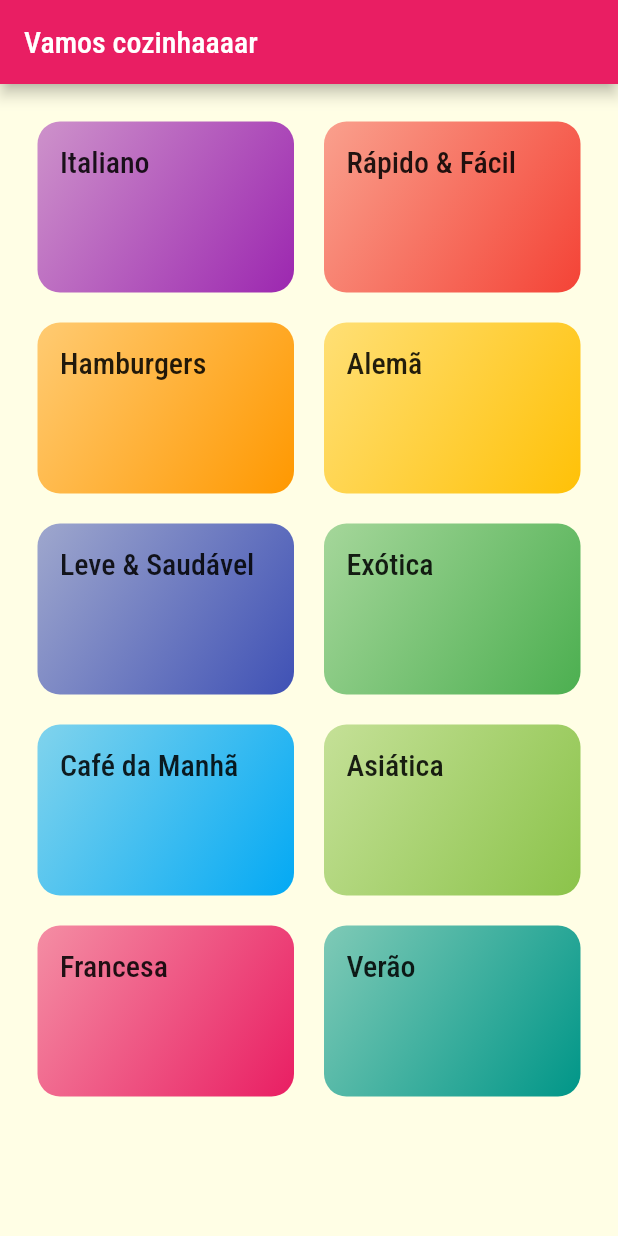
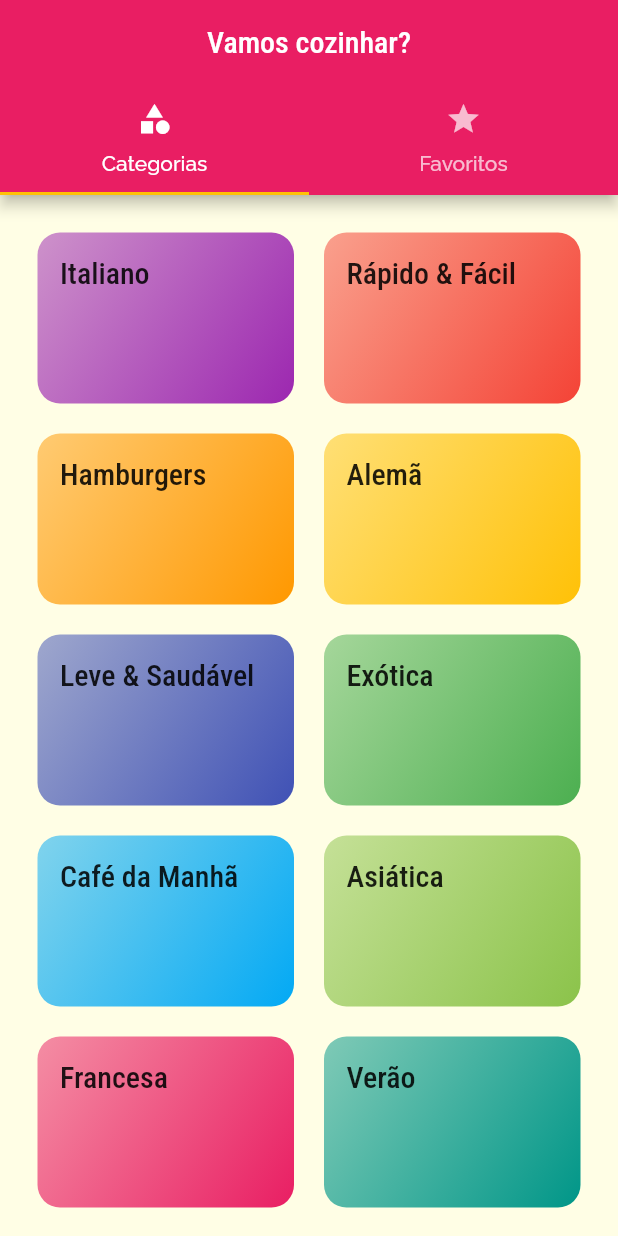
Before and after one commit to rudatorquato/Meals, a Flutter app: the screen it shows after launch, on a phone screen of 412 x 824 dp. Run offline on Flutter 3.47's test engine with Material 2 defaults, Android fonts, the phone set to English and light mode, and no system bars.

Commit message:
Adicionando TabBar na AppBar

```diff
--- a/lib/core/app_widget.dart
+++ b/lib/core/app_widget.dart
@@ -1,7 +1,7 @@
 import 'package:flutter/material.dart';
 import 'package:meals/category/widgets/categories_meals/categories_meals_widget.dart';
-import 'package:meals/home/widgets/home_page_widget.dart';
 import 'package:meals/meal/widgets/meal_deail/meal_detail_widget.dart';
+import 'package:meals/favorite/widgets/tabs/tabs_widget.dart';
 import 'package:meals/utils/routes/app_routes.dart';
 
 class MyApp extends StatelessWidget {
@@ -28,7 +28,7 @@ class MyApp extends StatelessWidget {
                 ),
               )),
       routes: {
-        AppRoutes.HOME: (ctx) => const Categories(),
+        AppRoutes.HOME: (ctx) => const TabsWidget(),
         AppRoutes.CATEGORIES_MEALS: (ctx) => CategoriesMeals(),
         AppRoutes.MEAL_DETAIL: (ctx) => const MealDetail(),
       },
--- a/lib/favorite/widgets/tabs/tabs_widget.dart
+++ b/lib/favorite/widgets/tabs/tabs_widget.dart
@@ -1,5 +1,5 @@
 import 'package:flutter/material.dart';
-import '../../../category/widgets/categories_meals/categories_meals_widget.dart';
+import 'package:meals/home/widgets/home_page_widget.dart';
 import '../favorite/favorite_widget.dart';
 
 class TabsWidget extends StatelessWidget {
@@ -13,8 +13,11 @@ class TabsWidget extends StatelessWidget {
       length: 2,
       child: Scaffold(
         appBar: AppBar(
-          title: const Text('Vamos cozinhar?'),
+          title: const Center(
+            child: Text('Vamos cozinhar?'),
+          ),
           bottom: const TabBar(
+            indicatorColor: Colors.amber,
             tabs: [
               Tab(
                 icon: Icon(Icons.category),
@@ -27,10 +30,10 @@ class TabsWidget extends StatelessWidget {
             ],
           ),
         ),
-        body: TabBarView(
+        body: const TabBarView(
           children: [
-            CategoriesMeals(),
-            const FavoriteWidget(),
+            Categories(),
+            FavoriteWidget(),
           ],
         ),
       ),
--- a/lib/home/widgets/home_page_widget.dart
+++ b/lib/home/widgets/home_page_widget.dart
@@ -7,11 +7,7 @@ class Categories extends StatelessWidget {
 
   @override
   Widget build(BuildContext context) {
-    return Scaffold(
-      appBar: AppBar(
-        title: const Text('Vamos cozinhaaaar'),
-      ),
-      body: GridView(
+    return GridView(
       padding: const EdgeInsets.all(25),
       gridDelegate: const SliverGridDelegateWithMaxCrossAxisExtent(
         maxCrossAxisExtent: 200,
@@ -22,7 +18,6 @@ class Categories extends StatelessWidget {
       children: DUMMY_CATEGORIES.map((cat) {
         return CategoryItem(category: cat);
       }).toList(),
-      ),
     );
   }
 }
--- a/lib/meal/widgets/meal_deail/meal_detail_widget.dart
+++ b/lib/meal/widgets/meal_deail/meal_detail_widget.dart
@@ -83,7 +83,7 @@ class MealDetail extends StatelessWidget {
                         ),
                         title: Text(meal.steps[index]),
                       ),
-                      Divider(),
+                      const Divider(),
                     ],
                   );
                 },
```
Lines whose indentation alone changed are shown as unchanged.
